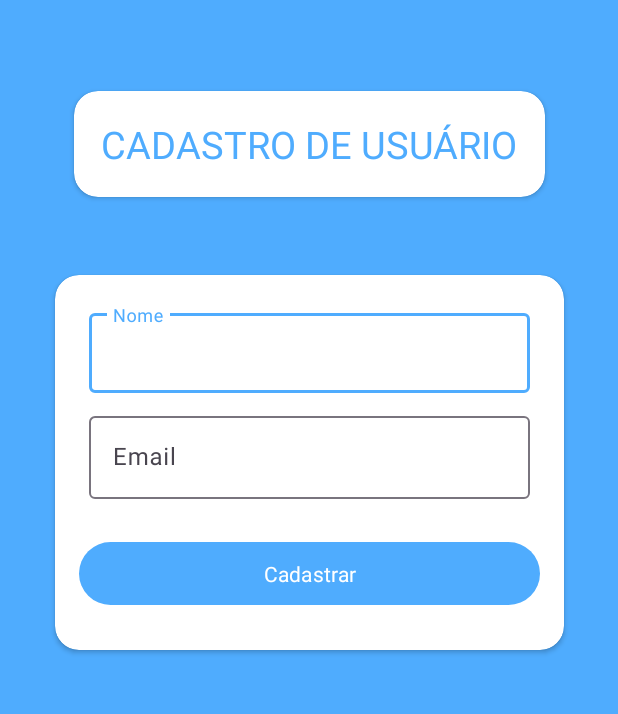
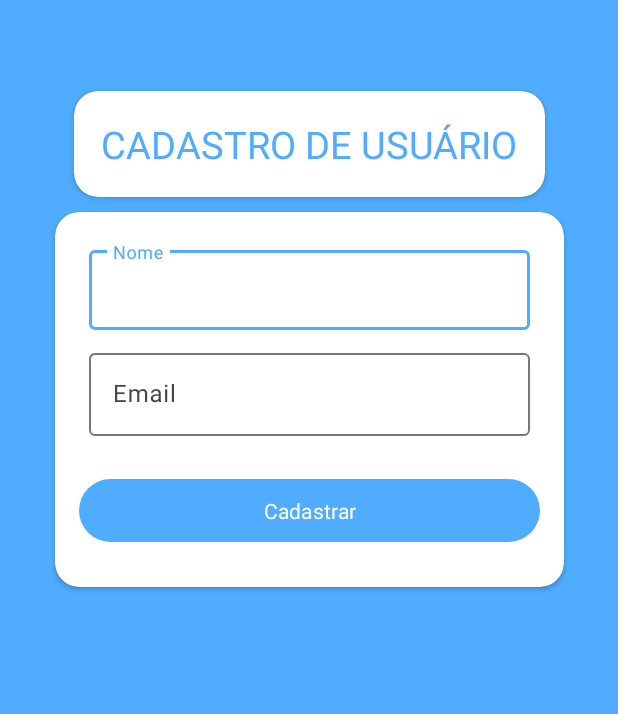
Before and after one commit to caiquefirmino7/TheSubscribersApp, an Android app: the SubscriberRegister screen opened directly, with no data from a screen before it, on a phone screen of 412 x 824 dp, the part 239-953 px from its top. Run offline under Robolectric (Android 15) with nearby library versions, the phone set to English and light mode, and no system bars; Roboto replaces fonts that are not available here.

Commit message:
layout e Toasts modificados

```diff
--- a/app/src/main/java/com/caique/thesubscribrerapp/EditSubscriber.kt
+++ b/app/src/main/java/com/caique/thesubscribrerapp/EditSubscriber.kt
@@ -31,7 +31,7 @@ class EditSubscriber : AppCompatActivity() {
                 subscriber = getSubscriberById(subscriberId)
                 dataSubscriber()
             } catch (e: Exception) {
-                Toast.makeText(this@EditSubscriber, "Usuário nao encontrado!", Toast.LENGTH_SHORT)
+                Toast.makeText(this@EditSubscriber, "Assinante não encontrado!", Toast.LENGTH_SHORT)
                     .show()
                 finish()
             }
@@ -63,7 +63,7 @@ class EditSubscriber : AppCompatActivity() {
             val app = application as App
             val dao = app.database.subscriberDao()
             dao.getSubscriberById(subscriberId)
-                ?: throw IllegalStateException("Usuário nao encontrado!")
+                ?: throw IllegalStateException("Assinante não encontrado!")
         }
 
     }
--- a/app/src/main/res/layout/activity_main.xml
+++ b/app/src/main/res/layout/activity_main.xml
@@ -1,4 +1,6 @@
 <?xml version="1.0" encoding="utf-8"?>
+
+
 <androidx.constraintlayout.widget.ConstraintLayout xmlns:android="http://schemas.android.com/apk/res/android"
     xmlns:app="http://schemas.android.com/apk/res-auto"
     xmlns:tools="http://schemas.android.com/tools"
--- a/app/src/main/res/layout/activity_subscriber_register.xml
+++ b/app/src/main/res/layout/activity_subscriber_register.xml
@@ -1,12 +1,17 @@
 <?xml version="1.0" encoding="utf-8"?>
-<androidx.constraintlayout.widget.ConstraintLayout xmlns:android="http://schemas.android.com/apk/res/android"
+<androidx.core.widget.NestedScrollView
+    xmlns:android="http://schemas.android.com/apk/res/android"
     xmlns:app="http://schemas.android.com/apk/res-auto"
     xmlns:tools="http://schemas.android.com/tools"
-    android:id="@+id/main"
     android:layout_width="match_parent"
     android:layout_height="match_parent"
-    android:background="@color/depressed_blue"
-    tools:context=".SubscriberRegister">
+    android:background="@color/depressed_blue">
+
+    <androidx.constraintlayout.widget.ConstraintLayout
+        android:layout_width="match_parent"
+        android:layout_height="wrap_content"
+        android:id="@+id/main"
+        tools:context=".MainActivity">
 
         <ImageView
             android:layout_width="174dp"
@@ -35,7 +40,6 @@
                 android:fontFamily="@font/bree_serif"
                 android:padding="8dp"
                 android:text="CADASTRO DE USUÁRIO"
-
                 android:textColor="@color/depressed_blue"
                 android:textSize="25sp"
                 android:typeface="serif" />
@@ -49,6 +53,7 @@
             android:layout_marginStart="16dp"
             android:layout_marginEnd="16dp"
             android:layout_marginBottom="180dp"
+            android:layout_marginTop="10dp"
             app:cardCornerRadius="16dp"
             app:layout_constraintBottom_toBottomOf="parent"
             app:layout_constraintEnd_toEndOf="parent"
@@ -115,3 +120,4 @@
             </androidx.constraintlayout.widget.ConstraintLayout>
         </androidx.cardview.widget.CardView>
     </androidx.constraintlayout.widget.ConstraintLayout>
+</androidx.core.widget.NestedScrollView>
```
Also changed, not shown: app/src/main/java/com/caique/thesubscribrerapp/MainActivity.kt (+10 -2 lines), app/src/main/java/com/caique/thesubscribrerapp/SubscriberRegister.kt (+19 -1 lines), app/src/main/res/layout/activity_edit_subscriber.xml (+18 -12 lines). Lines whose indentation alone changed are shown as unchanged.
